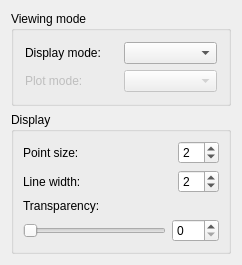
The window that src/Gui/TaskView/TaskAppearance.ui (berndhahnebach/All_FreeCAD) describes before a commit, drawn with Qt 5.
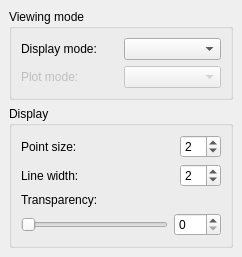
The same window after the commit.

Commit message: + fix in tip of the day dialog + convert ui files to build again with Qt 4.1.4

Diff of the .ui file:
```diff
--- a/src/Gui/TaskView/TaskAppearance.ui
+++ b/src/Gui/TaskView/TaskAppearance.ui
@@ -13,27 +13,24 @@
    <string>Form</string>
   </property>
   <layout class="QVBoxLayout" >
+   <property name="margin" >
+    <number>9</number>
+   </property>
+   <property name="spacing" >
+    <number>6</number>
+   </property>
    <item>
     <widget class="QGroupBox" name="groupBox1" >
      <property name="title" >
       <string>Viewing mode</string>
      </property>
      <layout class="QVBoxLayout" >
+      <property name="margin" >
+       <number>9</number>
+      </property>
       <property name="spacing" >
        <number>6</number>
       </property>
-      <property name="leftMargin" >
-       <number>11</number>
-      </property>
-      <property name="topMargin" >
-       <number>11</number>
-      </property>
-      <property name="rightMargin" >
-       <number>11</number>
-      </property>
-      <property name="bottomMargin" >
-       <number>11</number>
-      </property>
       <item>
        <layout class="QHBoxLayout" >
         <property name="spacing" >
@@ -111,19 +108,7 @@
       <property name="leftMargin" >
        <number>9</number>
       </property>
-      <property name="topMargin" >
-       <number>9</number>
-      </property>
-      <property name="rightMargin" >
-       <number>9</number>
-      </property>
-      <property name="bottomMargin" >
-       <number>9</number>
-      </property>
-      <property name="horizontalSpacing" >
-       <number>6</number>
-      </property>
-      <property name="verticalSpacing" >
+      <property name="spacing" >
        <number>6</number>
       </property>
       <item row="2" column="0" >
@@ -163,7 +148,9 @@
         <item>
          <widget class="QSpinBox" name="spinTransparency" >
           <property name="sizePolicy" >
-           <sizepolicy vsizetype="Fixed" hsizetype="Maximum" >
+           <sizepolicy>
+            <hsizetype>0</hsizetype>
+            <vsizetype>0</vsizetype>
             <horstretch>0</horstretch>
             <verstretch>0</verstretch>
            </sizepolicy>
```
Left out of the diff: 93 changed lines with no effect on the pictures. The commit also changes 2 other files.
